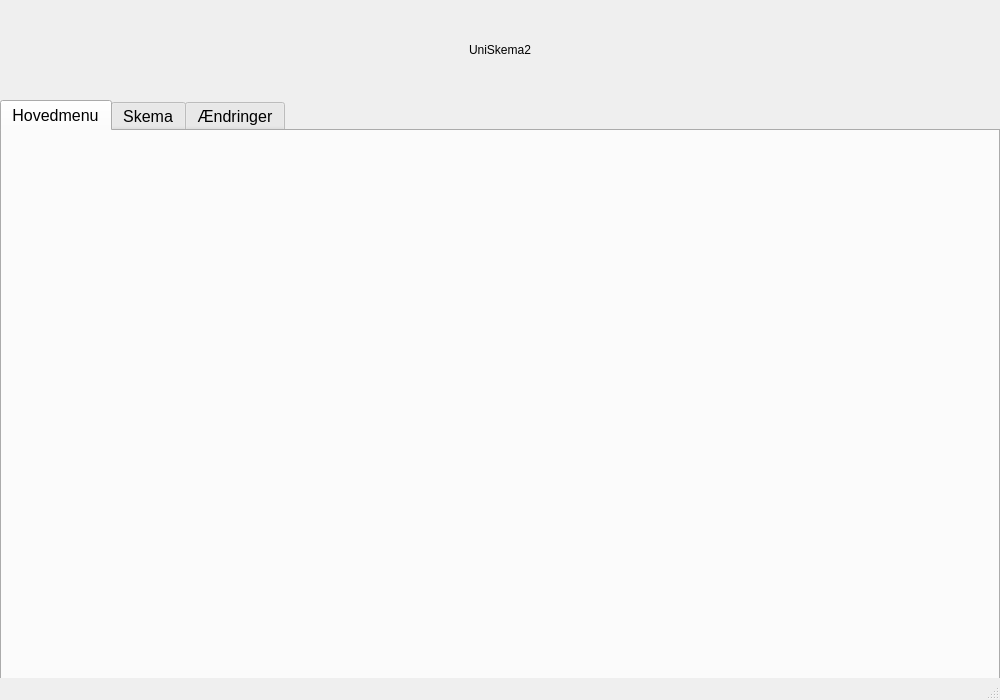
MadsSchroder/Systemudvikling-Eksamen-KU, file UI/teacherwindow.ui: the form before one commit.
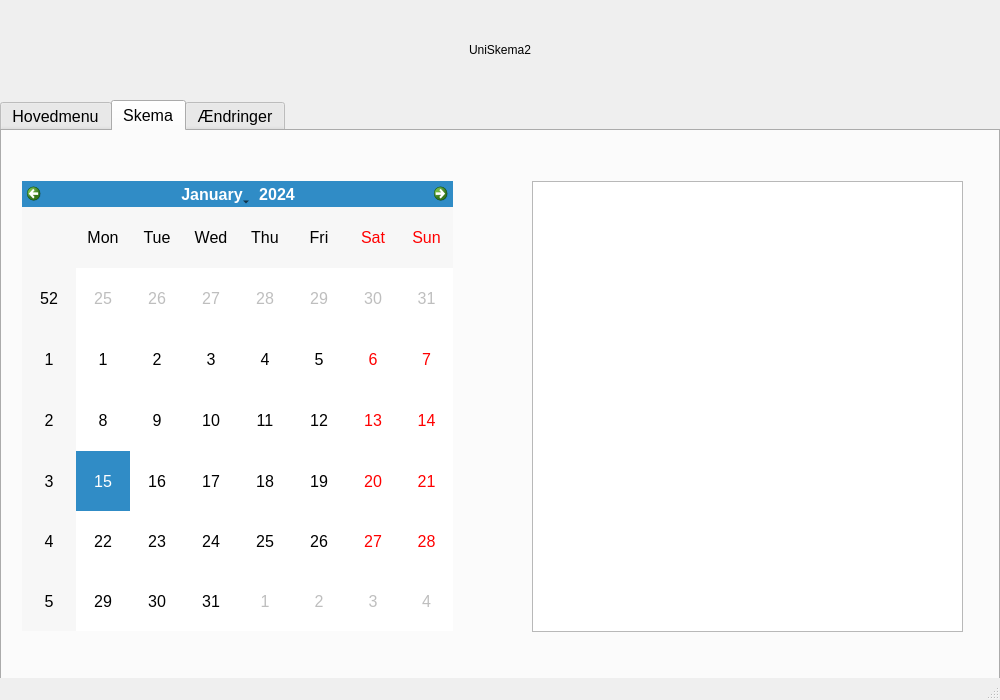
The form after the commit. The open tabs and pages were chosen to show the change.

Patch:
```diff
--- a/UI/teacherwindow.ui
+++ b/UI/teacherwindow.ui
@@ -51,37 +51,7 @@
      <attribute name="title">
       <string>Hovedmenu</string>
      </attribute>
-    </widget>
-    <widget class="QWidget" name="tab_3">
-     <attribute name="title">
-      <string>Skema</string>
-     </attribute>
-     <widget class="QCalendarWidget" name="calendarWidget">
-      <property name="geometry">
-       <rect>
-        <x>20</x>
-        <y>50</y>
-        <width>431</width>
-        <height>450</height>
-       </rect>
-      </property>
-     </widget>
-     <widget class="QListWidget" name="ScheduleList">
-      <property name="geometry">
-       <rect>
-        <x>540</x>
-        <y>50</y>
-        <width>431</width>
-        <height>451</height>
-       </rect>
-      </property>
-     </widget>
-    </widget>
-    <widget class="QWidget" name="tab_2">
-     <attribute name="title">
-      <string>Ændringer</string>
-     </attribute>
-     <widget class="QTableWidget" name="tableWidget">
+     <widget class="QTableWidget" name="tableWidget1">
       <property name="enabled">
        <bool>true</bool>
       </property>
@@ -142,7 +112,47 @@
        </property>
       </column>
      </widget>
-     <widget class="QCalendarWidget" name="calendarWidget_2">
+     <widget class="QCalendarWidget" name="calendarWidget1">
+      <property name="geometry">
+       <rect>
+        <x>20</x>
+        <y>40</y>
+        <width>471</width>
+        <height>481</height>
+       </rect>
+      </property>
+     </widget>
+    </widget>
+    <widget class="QWidget" name="tab2">
+     <attribute name="title">
+      <string>Skema</string>
+     </attribute>
+     <widget class="QCalendarWidget" name="calendarWidget2">
+      <property name="geometry">
+       <rect>
+        <x>20</x>
+        <y>50</y>
+        <width>431</width>
+        <height>450</height>
+       </rect>
+      </property>
+     </widget>
+     <widget class="QListWidget" name="ScheduleList">
+      <property name="geometry">
+       <rect>
+        <x>530</x>
+        <y>50</y>
+        <width>431</width>
+        <height>451</height>
+       </rect>
+      </property>
+     </widget>
+    </widget>
+    <widget class="QWidget" name="tab3">
+     <attribute name="title">
+      <string>Ændringer</string>
+     </attribute>
+     <widget class="QCalendarWidget" name="calendarWidget3">
       <property name="geometry">
        <rect>
         <x>20</x>
```
Left out of the diff: 21 changed lines with no effect on the pictures.
